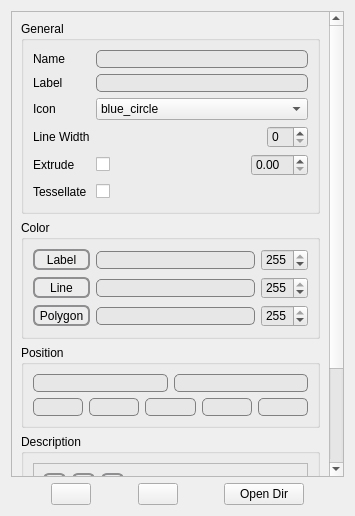
epifanio/planetsasha, file ui/kmlwindow.ui: the form before one commit.
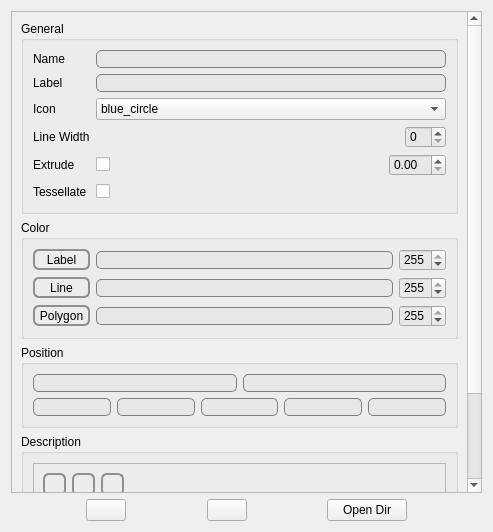
The form after the commit. Icons and pictures are not drawn.

Diff of the .ui file:
```diff
--- a/ui/kmlwindow.ui
+++ b/ui/kmlwindow.ui
@@ -6,8 +6,8 @@
    <rect>
     <x>0</x>
     <y>0</y>
-    <width>355</width>
-    <height>516</height>
+    <width>493</width>
+    <height>532</height>
    </rect>
   </property>
   <property name="windowTitle">
@@ -28,7 +28,7 @@
        <rect>
         <x>0</x>
         <y>0</y>
-        <width>420</width>
+        <width>457</width>
         <height>642</height>
        </rect>
       </property>
```
